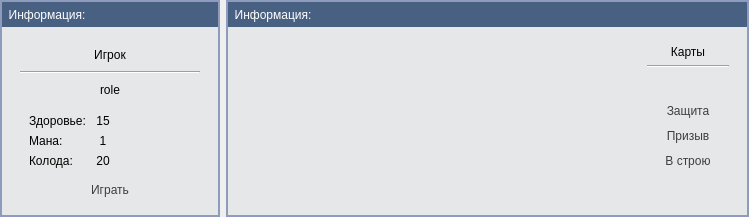
xaaw21/MTG, file src/MTG/ui/player_view.ui: the form before one commit.
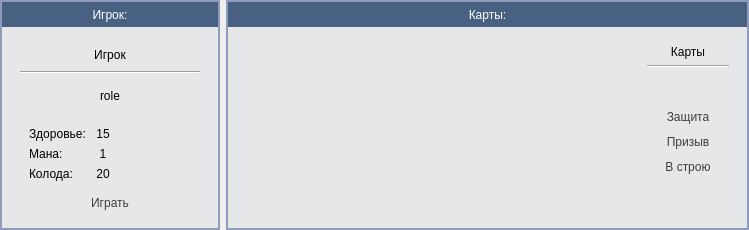
The form after the commit. Icons and pictures are not drawn. Custom widgets are drawn as their Qt base class.

What changed in the file:
```diff
--- a/src/MTG/ui/player_view.ui
+++ b/src/MTG/ui/player_view.ui
@@ -7,7 +7,7 @@
     <x>0</x>
     <y>0</y>
     <width>749</width>
-    <height>217</height>
+    <height>230</height>
    </rect>
   </property>
   <property name="windowTitle">
@@ -122,7 +122,10 @@
          <string notr="true"/>
         </property>
         <property name="text">
-         <string>  Информация:</string>
+         <string>Игрок:</string>
+        </property>
+        <property name="alignment">
+         <set>Qt::AlignCenter</set>
         </property>
        </widget>
       </item>
@@ -302,6 +305,16 @@
               <property name="text">
                <string>Играть</string>
               </property>
+              <property name="icon">
+               <iconset resource="../res/mtg.qrc">
+                <normaloff>:/Resources/play.png</normaloff>:/Resources/play.png</iconset>
+              </property>
+              <property name="iconSize">
+               <size>
+                <width>24</width>
+                <height>24</height>
+               </size>
+              </property>
              </widget>
             </item>
             <item row="0" column="0" colspan="3">
@@ -368,7 +381,10 @@
          </size>
         </property>
         <property name="text">
-         <string>  Информация:</string>
+         <string>Карты:</string>
+        </property>
+        <property name="alignment">
+         <set>Qt::AlignCenter</set>
         </property>
        </widget>
       </item>
```
